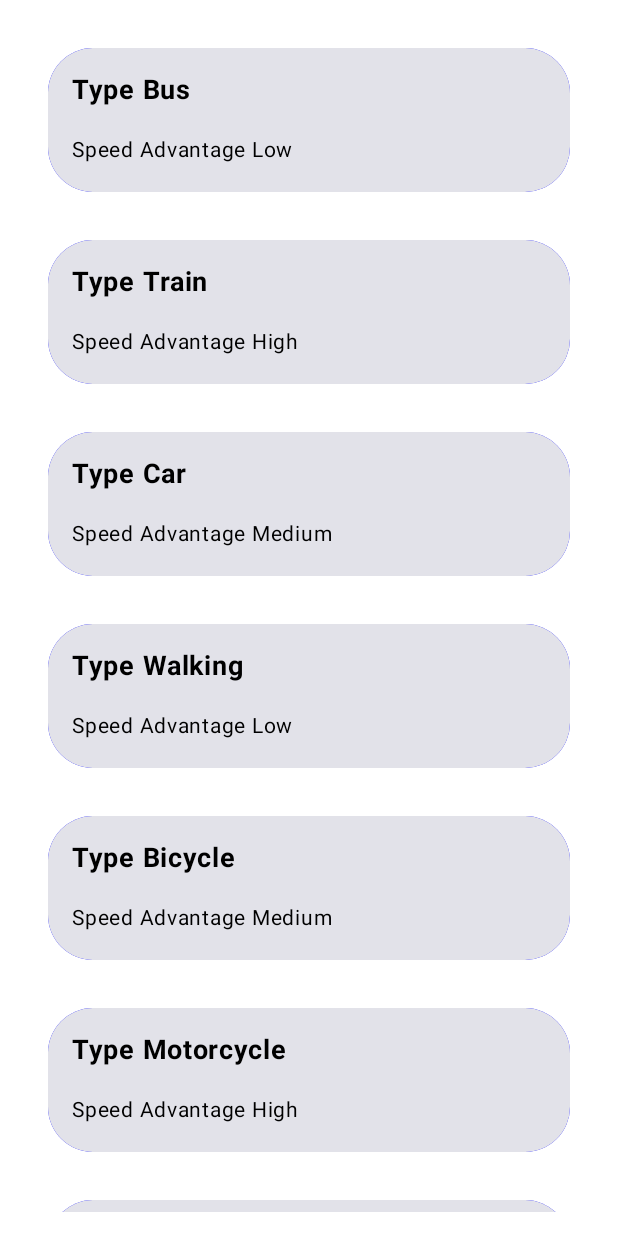
After one commit to furkannkaymaz/Compose-multi-module, an Android app built with Jetpack Compose: the composable NavGraph shown on its own in the app's theme, on a phone screen of 412 x 824 dp. The commit adds this screen. Run offline under Robolectric (Android 15) with nearby library versions, the phone set to English and light mode, and no system bars; our stand-ins replace Dagger/Hilt's generated code.

Commit message:
home screen created

```diff
--- a/app/src/main/java/com/furkan/compose_multi_module/MainActivity.kt
+++ b/app/src/main/java/com/furkan/compose_multi_module/MainActivity.kt
@@ -17,6 +17,7 @@ import androidx.hilt.navigation.compose.hiltViewModel
 import com.furkan.compose_multi_module.ui.theme.ComposemultimoduleTheme
 import com.furkan.presentation.home.HomeScreen
 import com.furkan.presentation.home.HomeViewModel
+import com.furkan.presentation.navigation.NavGraph
 import dagger.hilt.android.AndroidEntryPoint
 import kotlinx.coroutines.flow.collectLatest
 
@@ -31,7 +32,7 @@ class MainActivity : ComponentActivity() {
                     modifier = Modifier.fillMaxSize(),
                     color = MaterialTheme.colorScheme.background
                 ) {
-                    HomeScreen(name = "Test")
+                    NavGraph()
                 }
             }
         }
@@ -41,7 +42,4 @@ class MainActivity : ComponentActivity() {
 @Preview(showBackground = true)
 @Composable
 fun GreetingPreview() {
-    ComposemultimoduleTheme {
-        HomeScreen(name = "Test")
-    }
 }
--- a/presentation/build.gradle.kts
+++ b/presentation/build.gradle.kts
@@ -29,6 +29,7 @@ android {
 dependencies {
 
     implementation(project(Modules.domain))
+    implementation(project(Modules.utils))
 
     //Androidx
     implementation(Libs.AndroidX.activityCompose)
--- /dev/null
+++ b/presentation/src/main/java/com/furkan/presentation/home/HomeNavigation.kt
@@ -0,0 +1,16 @@
+package com.furkan.presentation.home
+
+
+import androidx.navigation.NavGraphBuilder
+import androidx.navigation.compose.composable
+import com.furkan.utils.Const
+
+fun NavGraphBuilder.homeScreen(
+    onItemClick: (String) -> Unit
+) {
+    composable(Const.Route.homeRoute) {
+        HomeRoute(
+            onItemClick = onItemClick
+        )
+    }
+}
--- a/presentation/src/main/java/com/furkan/presentation/home/HomeScreen.kt
+++ b/presentation/src/main/java/com/furkan/presentation/home/HomeScreen.kt
@@ -1,28 +1,124 @@
 package com.furkan.presentation.home
 
-
-import android.util.Log
+import androidx.compose.foundation.background
+import androidx.compose.foundation.clickable
+import androidx.compose.foundation.layout.Column
+import androidx.compose.foundation.layout.Spacer
+import androidx.compose.foundation.layout.fillMaxSize
+import androidx.compose.foundation.layout.fillMaxWidth
+import androidx.compose.foundation.layout.height
+import androidx.compose.foundation.layout.padding
+import androidx.compose.foundation.lazy.LazyColumn
+import androidx.compose.foundation.lazy.items
+import androidx.compose.foundation.shape.RoundedCornerShape
+import androidx.compose.material3.Card
+import androidx.compose.material3.Text
 import androidx.compose.runtime.Composable
 import androidx.compose.ui.Modifier
 import androidx.hilt.navigation.compose.hiltViewModel
 import androidx.lifecycle.compose.collectAsStateWithLifecycle
 import androidx.compose.runtime.getValue
+import androidx.compose.ui.Alignment
+import androidx.compose.ui.draw.clip
+import androidx.compose.ui.graphics.Color
+import androidx.compose.ui.text.font.FontWeight
+import androidx.compose.ui.unit.dp
+import androidx.compose.ui.unit.sp
+import com.furkan.uiModel.TransportationUi
+
+@Composable
+fun HomeRoute(
+    onItemClick: (String) -> Unit,
+    modifier: Modifier = Modifier,
+    viewModel: HomeViewModel = hiltViewModel()
+) {
+    val transportationState by viewModel.state.collectAsStateWithLifecycle()
+
+    HomeScreen(
+        state = transportationState,
+        onItemClick = onItemClick,
+        modifier = modifier,
+        viewModel = viewModel
+    )
+}
 
 
 @Composable
-fun HomeScreen(name: String, modifier: Modifier = Modifier, viewModel: HomeViewModel = hiltViewModel()) {
+fun HomeScreen(
+    state: TransportationState,
+    modifier: Modifier = Modifier,
+    onItemClick: (String) -> Unit,
+    viewModel: HomeViewModel,
+) {
+    Column(
+        modifier = modifier
+            .fillMaxSize()
+            .padding(16.dp),
+        horizontalAlignment = Alignment.CenterHorizontally
+    ) {
 
-    val transportationState by viewModel.state.collectAsStateWithLifecycle()
+        when (state) {
+            is TransportationState.Error -> {
+                // handle error
+            }
 
-    when(val value = transportationState){
-        is TransportationState.Error -> {
-            Log.d("State","Error")
-        }
-        is TransportationState.Loading -> {
-            Log.d("State","Loading")
-        }
-        is TransportationState.TransportationDataSuccess -> {
-            Log.d("State123", value.transportation.toString())
+            is TransportationState.Loading -> {
+                // handle progress
+            }
+
+            is TransportationState.TransportationDataSuccess -> {
+                state.transportation.transportation?.let {
+                    TransportationList(it) {
+
+                    }
+                }
+            }
         }
     }
 }
+@Composable
+fun TransportationList(
+    transportationList: List<TransportationUi>,
+    transportationClick: (String) -> Unit,
+) {
+    LazyColumn {
+        items(transportationList) { item ->
+            TransportationItem(
+                type = "Type ${item.type}",
+                speedAdvantage = "Speed Advantage ${item.speedAdvantage}",
+                onNewsClick = transportationClick
+            )
+        }
+    }
+}
+
+@Composable
+fun TransportationItem(type: String, speedAdvantage: String, onNewsClick: (String) -> Unit) {
+    Card(
+        modifier = Modifier
+            .fillMaxWidth()
+            .padding(16.dp)
+            .clip(RoundedCornerShape(30.dp))
+            .clickable {
+                onNewsClick("1")
+            }
+            .background(Color.Blue)
+    ) {
+        Column(
+            modifier = Modifier.padding(16.dp)
+        ) {
+            Text(
+                text = type,
+                color = Color.Black,
+                fontSize = 18.sp,
+                fontWeight = FontWeight.Bold
+            )
+            Spacer(modifier = Modifier.height(16.dp))
+            Text(
+                text = speedAdvantage,
+                color = Color.Black,
+                fontSize = 14.sp
+            )
+        }
+    }
+}
--- /dev/null
+++ b/presentation/src/main/java/com/furkan/presentation/navigation/NavGraph.kt
@@ -0,0 +1,23 @@
+package com.furkan.presentation.navigation
+
+import androidx.compose.runtime.Composable
+import androidx.navigation.compose.NavHost
+import androidx.navigation.compose.rememberNavController
+import com.furkan.presentation.home.homeScreen
+import com.furkan.utils.Const
+
+@Composable
+fun NavGraph() {
+    val navController = rememberNavController()
+
+    NavHost(
+        navController = navController,
+        startDestination = Const.Route.homeRoute
+    ) {
+        homeScreen(
+            onItemClick = {
+                //
+            }
+        )
+    }
+}
--- /dev/null
+++ b/utils/src/main/java/com/furkan/utils/Const.kt
@@ -0,0 +1,10 @@
+package com.furkan.utils
+
+object Const{
+
+    object Route {
+        const val  homeRoute = "home_route"
+
+    }
+
+}
```
